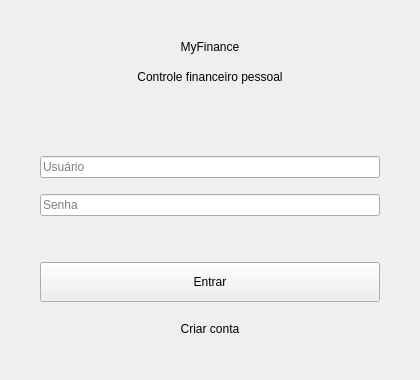
Wedson-Junior/MyFinance, file ui/login.ui: the form before one commit.
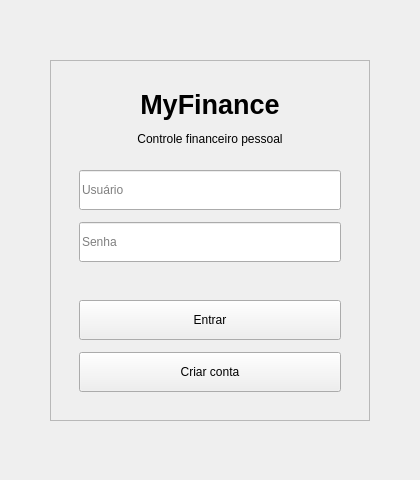
The form after the commit.

Commit message:
feat: telas de configurações e sobre
Mostra usuário logado, preferências e informações do aplicativo.

```diff
--- a/ui/login.ui
+++ b/ui/login.ui
@@ -7,27 +7,85 @@
     <x>0</x>
     <y>0</y>
     <width>420</width>
-    <height>380</height>
+    <height>480</height>
    </rect>
   </property>
-  <property name="windowTitle">
-   <string>MyFinance - Login</string>
-  </property>
-  <layout class="QVBoxLayout" name="mainLayout">
+  <layout class="QVBoxLayout" name="outerLayout">
+   <property name="spacing">
+    <number>0</number>
+   </property>
+   <property name="leftMargin">
+    <number>0</number>
+   </property>
+   <property name="topMargin">
+    <number>0</number>
+   </property>
+   <property name="rightMargin">
+    <number>0</number>
+   </property>
+   <property name="bottomMargin">
+    <number>0</number>
+   </property>
+   <item>
+    <spacer name="topSpacer">
+     <property name="orientation">
+      <enum>Qt::Vertical</enum>
+     </property>
+     <property name="sizeHint" stdset="0">
+      <size>
+       <width>20</width>
+       <height>40</height>
+      </size>
+     </property>
+    </spacer>
+   </item>
+   <item>
+    <layout class="QHBoxLayout" name="centerLayout">
+     <item>
+      <spacer name="leftSpacer">
+       <property name="orientation">
+        <enum>Qt::Horizontal</enum>
+       </property>
+       <property name="sizeHint" stdset="0">
+        <size>
+         <width>40</width>
+         <height>20</height>
+        </size>
+       </property>
+      </spacer>
+     </item>
+     <item>
+      <widget class="QFrame" name="card">
+       <property name="minimumSize">
+        <size>
+         <width>320</width>
+         <height>360</height>
+        </size>
+       </property>
+       <property name="maximumSize">
+        <size>
+         <width>360</width>
+         <height>420</height>
+        </size>
+       </property>
+       <property name="frameShape">
+        <enum>QFrame::StyledPanel</enum>
+       </property>
+       <layout class="QVBoxLayout" name="cardLayout">
    <property name="spacing">
-    <number>16</number>
+         <number>12</number>
    </property>
    <property name="leftMargin">
-    <number>40</number>
+         <number>28</number>
    </property>
    <property name="topMargin">
-    <number>40</number>
+         <number>28</number>
    </property>
    <property name="rightMargin">
-    <number>40</number>
+         <number>28</number>
    </property>
    <property name="bottomMargin">
-    <number>40</number>
+         <number>28</number>
    </property>
    <item>
     <widget class="QLabel" name="lbl_title">
@@ -37,6 +95,9 @@
      <property name="alignment">
       <set>Qt::AlignCenter</set>
      </property>
+          <property name="styleSheet">
+           <string notr="true">font-size: 20pt; font-weight: bold;</string>
+          </property>
     </widget>
    </item>
    <item>
@@ -50,14 +111,17 @@
     </widget>
    </item>
    <item>
-    <spacer name="verticalSpacer">
+         <spacer name="formTopSpacer">
      <property name="orientation">
       <enum>Qt::Vertical</enum>
      </property>
+          <property name="sizeType">
+           <enum>QSizePolicy::Fixed</enum>
+          </property>
      <property name="sizeHint" stdset="0">
       <size>
        <width>20</width>
-       <height>20</height>
+            <height>12</height>
       </size>
      </property>
     </spacer>
@@ -67,6 +131,12 @@
      <property name="placeholderText">
       <string>Usuário</string>
      </property>
+          <property name="minimumSize">
+           <size>
+            <width>0</width>
+            <height>40</height>
+           </size>
+          </property>
     </widget>
    </item>
    <item>
@@ -77,6 +147,12 @@
      <property name="echoMode">
       <enum>QLineEdit::Password</enum>
      </property>
+          <property name="minimumSize">
+           <size>
+            <width>0</width>
+            <height>40</height>
+           </size>
+          </property>
     </widget>
    </item>
    <item>
@@ -110,10 +186,44 @@
      <property name="text">
       <string>Criar conta</string>
      </property>
-     <property name="flat">
-      <bool>true</bool>
-     </property>
-    </widget>
+          <property name="minimumSize">
+           <size>
+            <width>0</width>
+            <height>40</height>
+           </size>
+          </property>
+         </widget>
+        </item>
+       </layout>
+      </widget>
+     </item>
+     <item>
+      <spacer name="rightSpacer">
+       <property name="orientation">
+        <enum>Qt::Horizontal</enum>
+       </property>
+       <property name="sizeHint" stdset="0">
+        <size>
+         <width>40</width>
+         <height>20</height>
+        </size>
+       </property>
+      </spacer>
+     </item>
+    </layout>
+   </item>
+   <item>
+    <spacer name="bottomSpacer">
+     <property name="orientation">
+      <enum>Qt::Vertical</enum>
+     </property>
+     <property name="sizeHint" stdset="0">
+      <size>
+       <width>20</width>
+       <height>40</height>
+      </size>
+     </property>
+    </spacer>
    </item>
   </layout>
  </widget>
```
Lines whose indentation alone changed are shown as unchanged. The commit also changes 6 other files.
